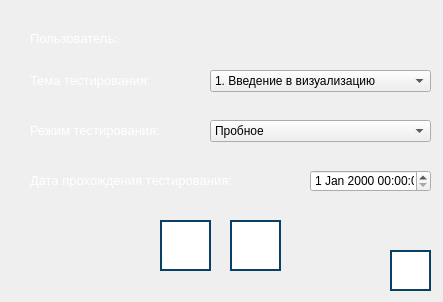
This is optiontestwindow.ui in RCh-stack/ray-tracing-alpha-1.3 as Qt 5 draws it before an edit. The edited form follows.
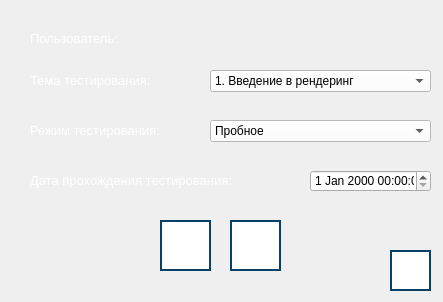
This is the edited form. Icons and pictures are not drawn.

What changed in the file:
```diff
--- a/optiontestwindow.ui
+++ b/optiontestwindow.ui
@@ -59,9 +59,14 @@
      <height>22</height>
     </rect>
    </property>
+   <property name="styleSheet">
+    <string notr="true">background-color: rgb(255, 255, 255);
+color: rgb(0, 0, 0);
+</string>
+   </property>
    <item>
     <property name="text">
-     <string>1. Введение в визуализацию</string>
+     <string>1. Введение в рендеринг</string>
     </property>
    </item>
    <item>
@@ -169,6 +174,11 @@
      <height>22</height>
     </rect>
    </property>
+   <property name="styleSheet">
+    <string notr="true">background-color: rgb(255, 255, 255);
+color: rgb(0, 0, 0);
+</string>
+   </property>
    <item>
     <property name="text">
      <string>Пробное</string>
```
